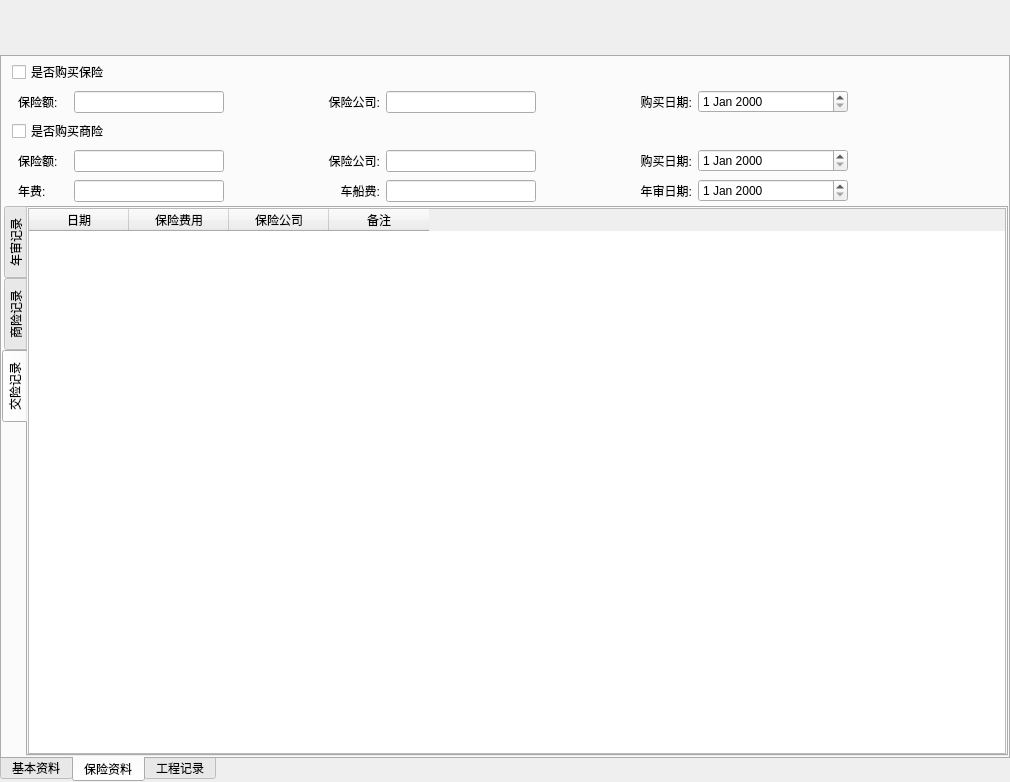
The window that ui/second_level/careditdialog.ui (longcp/CarRentalManagement) describes before a commit, drawn with Qt 5.
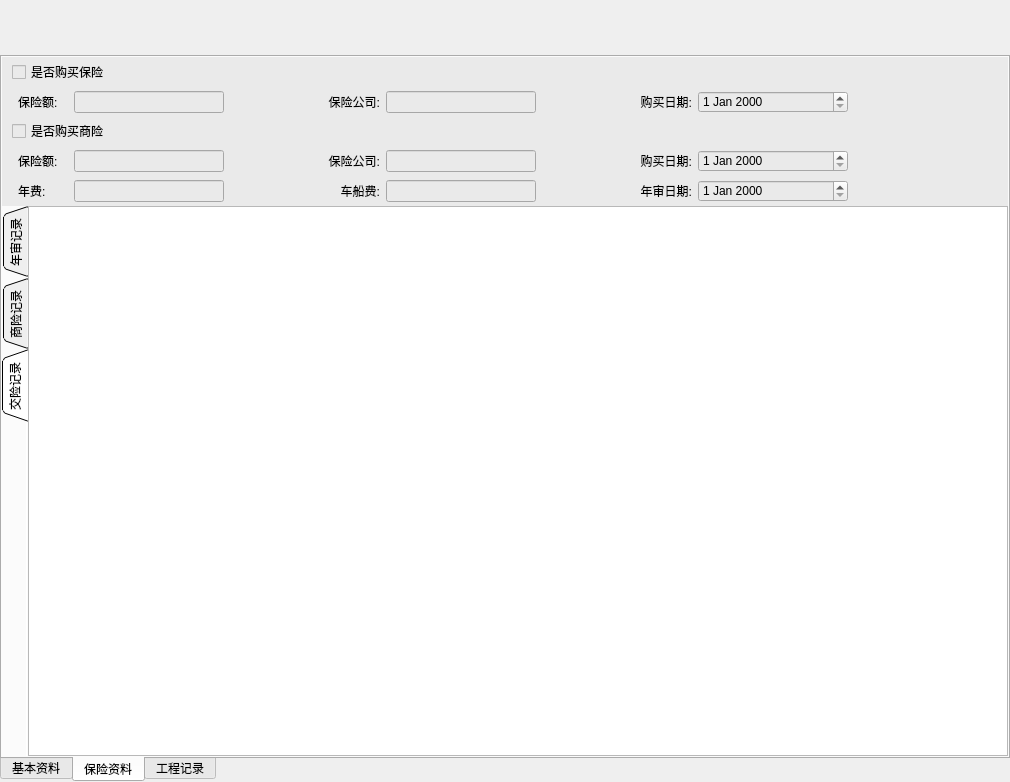
The same window after the commit. The open tabs and pages were chosen to show the change.

Commit message: 修改car edit界面

What changed in the file:
```diff
--- a/ui/second_level/careditdialog.ui
+++ b/ui/second_level/careditdialog.ui
@@ -2010,6 +2010,9 @@
        </property>
        <item>
         <widget class="QWidget" name="widget_15" native="true">
+         <property name="styleSheet">
+          <string notr="true">background-color: rgb(234, 234, 234);</string>
+         </property>
          <layout class="QHBoxLayout" name="horizontalLayout_13">
           <property name="spacing">
            <number>0</number>
@@ -2038,6 +2041,9 @@
        </item>
        <item>
         <widget class="QWidget" name="widget_16" native="true">
+         <property name="styleSheet">
+          <string notr="true">background-color: rgb(234, 234, 234);</string>
+         </property>
          <layout class="QHBoxLayout" name="horizontalLayout_12">
           <property name="spacing">
            <number>0</number>
@@ -2168,6 +2174,9 @@
        </item>
        <item>
         <widget class="QWidget" name="widget_17" native="true">
+         <property name="styleSheet">
+          <string notr="true">background-color: rgb(234, 234, 234);</string>
+         </property>
          <layout class="QHBoxLayout" name="horizontalLayout_14">
           <property name="spacing">
            <number>0</number>
@@ -2196,6 +2205,9 @@
        </item>
        <item>
         <widget class="QWidget" name="widget_18" native="true">
+         <property name="styleSheet">
+          <string notr="true">background-color: rgb(234, 234, 234);</string>
+         </property>
          <layout class="QHBoxLayout" name="horizontalLayout_18">
           <property name="spacing">
            <number>0</number>
@@ -2326,6 +2338,9 @@
        </item>
        <item>
         <widget class="QWidget" name="widget_19" native="true">
+         <property name="styleSheet">
+          <string notr="true">background-color: rgb(234, 234, 234);</string>
+         </property>
          <layout class="QHBoxLayout" name="horizontalLayout_19">
           <property name="spacing">
            <number>0</number>
@@ -2489,9 +2504,27 @@
             <property name="tabPosition">
              <enum>QTabWidget::West</enum>
             </property>
+            <property name="tabShape">
+             <enum>QTabWidget::Triangular</enum>
+            </property>
             <property name="currentIndex">
              <number>2</number>
             </property>
+            <property name="usesScrollButtons">
+             <bool>false</bool>
+            </property>
+            <property name="documentMode">
+             <bool>true</bool>
+            </property>
+            <property name="tabsClosable">
+             <bool>false</bool>
+            </property>
+            <property name="movable">
+             <bool>false</bool>
+            </property>
+            <property name="tabBarAutoHide">
+             <bool>false</bool>
+            </property>
             <widget class="QWidget" name="annualTab">
              <attribute name="title">
               <string>年审记录</string>
@@ -2605,28 +2638,7 @@
                <number>0</number>
               </property>
               <item>
-               <widget class="QTableWidget" name="tableWidget_4">
-                <column>
-                 <property name="text">
-                  <string>日期</string>
-                 </property>
-                </column>
-                <column>
-                 <property name="text">
-                  <string>保险费用</string>
-                 </property>
-                </column>
-                <column>
-                 <property name="text">
-                  <string>保险公司</string>
-                 </property>
-                </column>
-                <column>
-                 <property name="text">
-                  <string>备注</string>
-                 </property>
-                </column>
-               </widget>
+               <widget class="QTableView" name="paymentTableView"/>
               </item>
              </layout>
             </widget>
```
Left out of the diff: 106 changed lines with no effect on the pictures. The commit also changes 4 other files.
